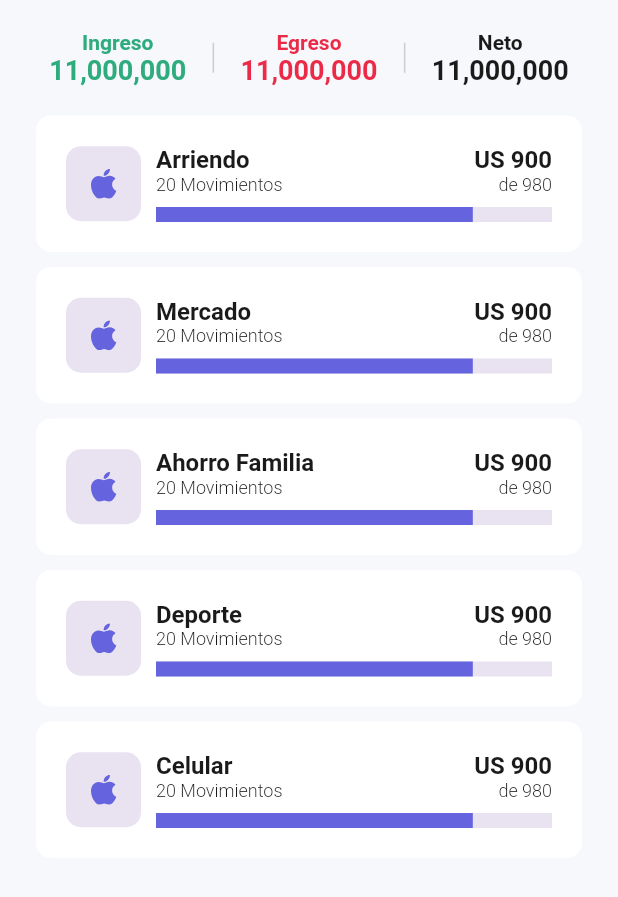
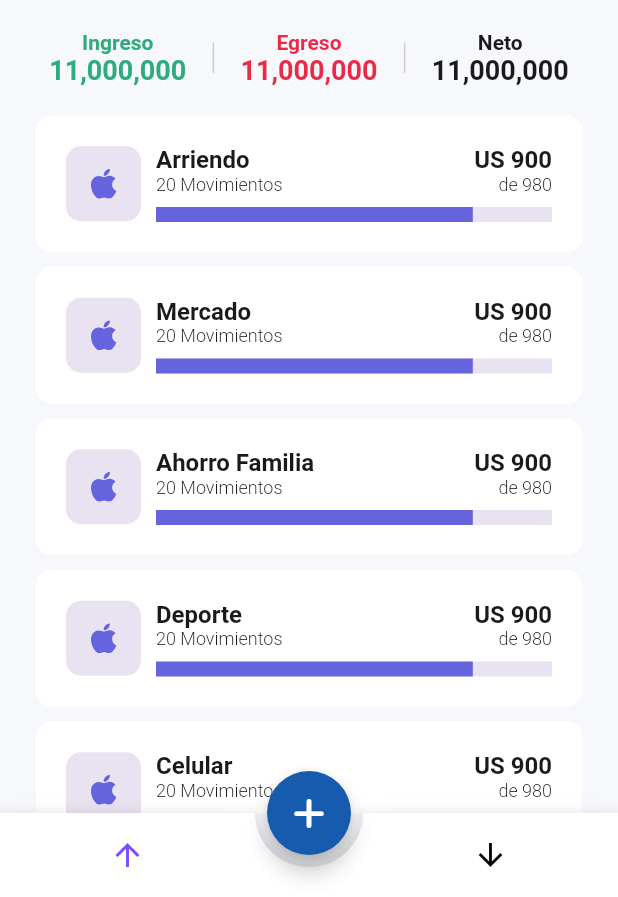
Before and after one commit to SebasAriasDEV/Expenses-App-Frontend, a Flutter app: the screen it shows after launch, on a phone screen of 412 x 824 dp, the part 339-1236 px from its top. Run offline on Flutter 3.47's test engine with Material 2 defaults, Android fonts, the phone set to English and light mode, and no system bars; drawn by our look-alikes of animated_bottom_navigation_bar; our stand-ins replace flutter_svg, font_awesome_flutter; Roboto replaces fonts that are missing (Avenir).

Commit message:
Added UI bottom navigation

```diff
--- a/lib/main.dart
+++ b/lib/main.dart
@@ -1,4 +1,5 @@
 import 'package:flutter/material.dart';
+import 'package:i_budget_app/ui/screens/bottom_navigation.dart';
 import 'package:i_budget_app/ui/screens/home_screen.dart';
 import 'package:i_budget_app/ui/screens/transactions_category_screen.dart';
 import 'package:i_budget_app/utils/themes.dart';
@@ -16,7 +17,7 @@ class MyApp extends StatelessWidget {
       title: 'iBudget App',
       debugShowCheckedModeBanner: false,
       theme: CustomThemes.mainTheme,
-      home: const HomeScreen(),
+      home: const BottomNavigation(),
     );
   }
 }
--- /dev/null
+++ b/lib/ui/screens/bottom_navigation.dart
@@ -0,0 +1,41 @@
+import 'package:animated_bottom_navigation_bar/animated_bottom_navigation_bar.dart';
+import 'package:flutter/material.dart';
+import 'package:font_awesome_flutter/font_awesome_flutter.dart';
+import 'package:i_budget_app/ui/screens/home_screen.dart';
+import 'package:i_budget_app/utils/colors.dart';
+
+class BottomNavigation extends StatefulWidget {
+  const BottomNavigation({super.key});
+
+  @override
+  State<BottomNavigation> createState() => _BottomNavigationState();
+}
+
+class _BottomNavigationState extends State<BottomNavigation> {
+  final iconList = [Icons.arrow_upward, Icons.arrow_downward];
+  int activeIndex = 0;
+
+  @override
+  Widget build(BuildContext context) {
+    return Scaffold(
+      floatingActionButton: FloatingActionButton(
+        onPressed: () {},
+        backgroundColor: kPrimaryColor,
+        child: const FaIcon(FontAwesomeIcons.plus),
+        //params
+      ),
+      floatingActionButtonLocation: FloatingActionButtonLocation.centerDocked,
+      bottomNavigationBar: AnimatedBottomNavigationBar(
+        icons: iconList,
+        activeIndex: activeIndex,
+        gapLocation: GapLocation.center,
+        notchSmoothness: NotchSmoothness.smoothEdge,
+        leftCornerRadius: 0,
+        rightCornerRadius: 0,
+        onTap: (index) => setState(() => activeIndex = index),
+        //other params
+      ),
+      body: const HomeScreen(),
+    );
+  }
+}
--- a/pubspec.yaml
+++ b/pubspec.yaml
@@ -28,10 +28,12 @@ environment:
 # the latest version available on pub.dev. To see which dependencies have newer
 # versions available, run `flutter pub outdated`.
 dependencies:
+  animated_bottom_navigation_bar: ^1.1.0+1
   cupertino_icons: ^1.0.2
   flutter:
     sdk: flutter
   flutter_svg: ^2.0.2
+  font_awesome_flutter: ^10.4.0
   intl: ^0.18.0
 
 dev_dependencies:
```
Also changed, not shown: pubspec.lock.
